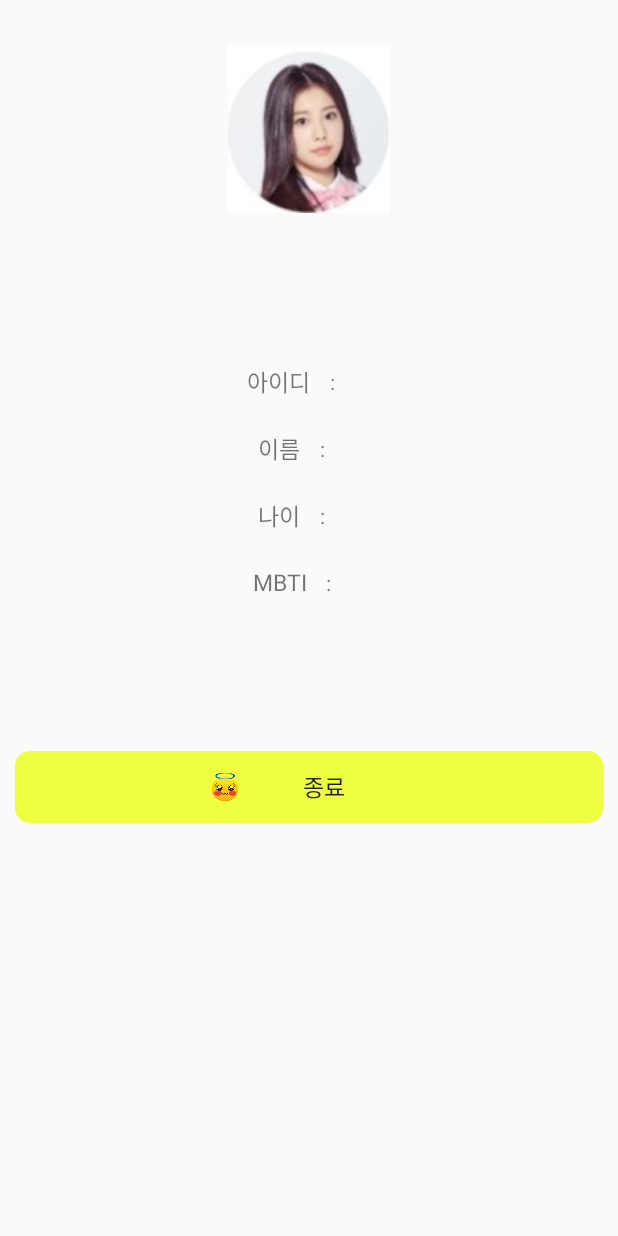
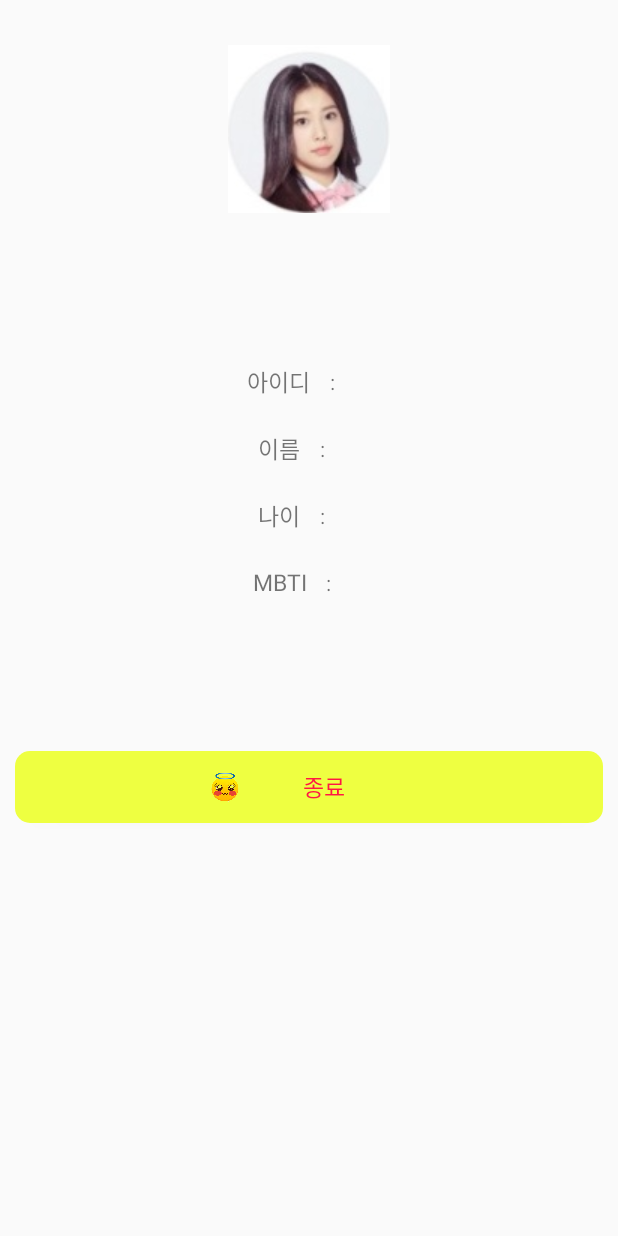
Before and after one commit to seongssu/Introduction-to-Android-App-Development-Private, an Android app: the HomeActivity screen opened directly, with no data from a screen before it, on a phone screen of 412 x 824 dp. Run offline under Robolectric (Android 15) with nearby library versions, the phone set to English and light mode, and no system bars.

Commit message:
[FEAT] : ⚙️  버튼상태에따라 글자색 변경

```diff
--- /dev/null
+++ b/app/src/main/res/drawable/select_text.xml
@@ -0,0 +1,11 @@
+<?xml version="1.0" encoding="utf-8"?>
+<selector xmlns:android="http://schemas.android.com/apk/res/android">
+    <item
+        android:state_pressed="true"
+        android:color="@color/white"
+        />
+    <item
+        android:state_pressed="false"
+        android:color="@color/redA400"
+        />
+</selector>
--- a/app/src/main/res/layout/activity_home.xml
+++ b/app/src/main/res/layout/activity_home.xml
@@ -136,13 +136,13 @@
     <Button
         android:id="@+id/btnlogin3_3"
         style="@style/button3"
+        android:textColor="@drawable/select_text"
         android:layout_marginHorizontal="10dp"
         android:layout_marginTop="100dp"
-        android:drawableLeft="@drawable/img"
+        android:drawableStart="@drawable/img"
         android:paddingStart="130dp"
         android:drawablePadding="-130dp"
         android:background="@drawable/select"
         android:layout_height="wrap_content"
-
         android:onClick="doOnBtnClick" />
 </LinearLayout>
--- a/app/src/main/res/values/colors.xml
+++ b/app/src/main/res/values/colors.xml
@@ -4,4 +4,5 @@
     <color name="white">#FFFFFFFF</color>
     <color name="limeA200">#EEFF41</color>
     <color name="pink300">#F06292</color>
+    <color name="redA400">#FF1744</color>
 </resources>
```
